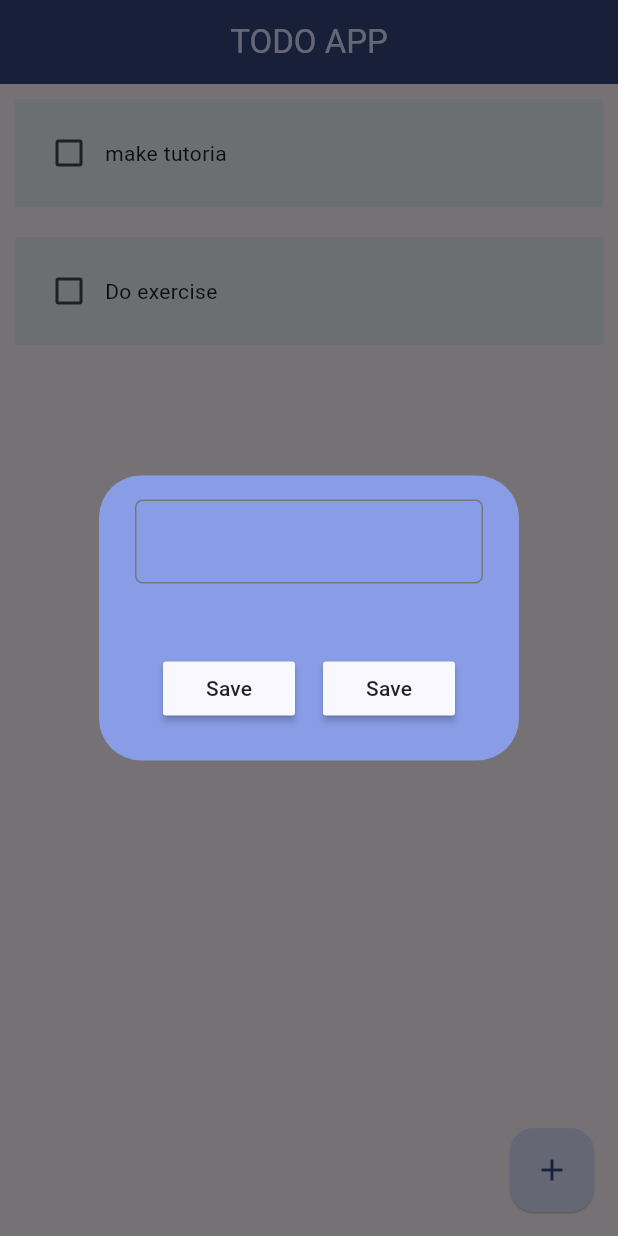
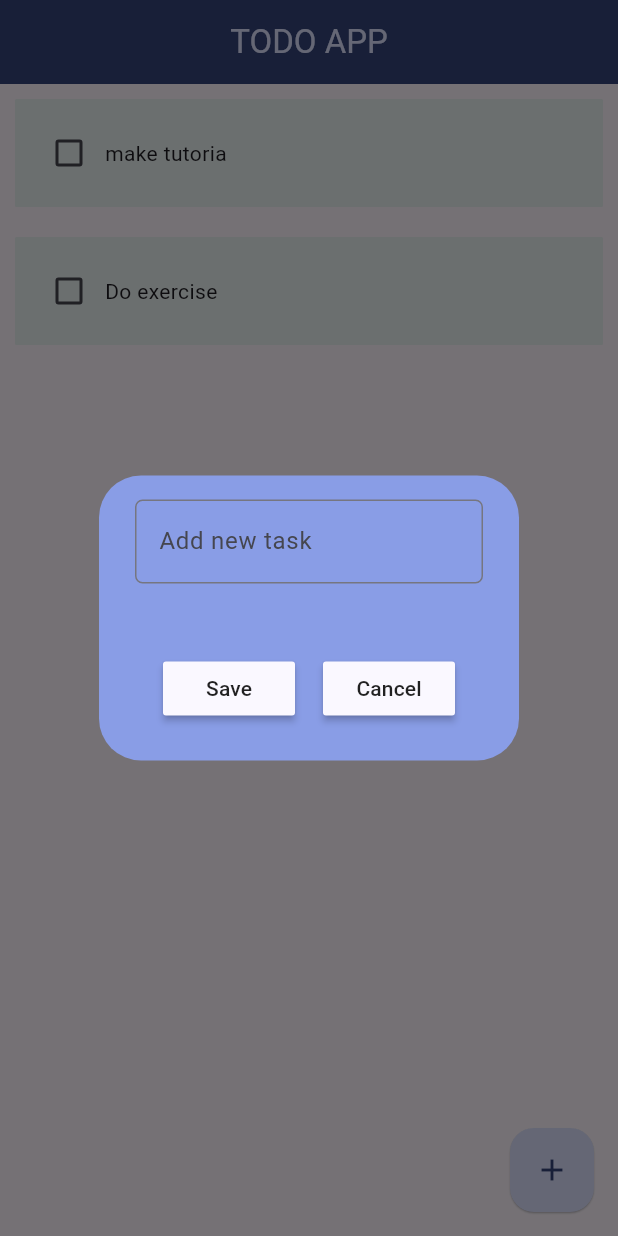
Before and after one commit to Freshblaze/todo_app, a Flutter app: the screen it shows after launch, after a tap on the "add" icon, on a phone screen of 412 x 824 dp. Run offline on Flutter 3.47's test engine with Material 3 defaults, Android fonts, the phone set to English and light mode, and no system bars.

Commit message:
Adding_new task

```diff
--- a/lib/home_page.dart
+++ b/lib/home_page.dart
@@ -22,12 +22,27 @@ class _HomePageState extends State<HomePage> {
     });
   }
 
+  //method for adding to list of task
+  void addTask() {
+    setState(() {
+      toDoList.add([_controller.text, false]);
+      _controller.clear();
+    });
+    Navigator.of(context).pop();
+  }
+
+  final _controller = TextEditingController();
+
   //method to add new tast
   void addtolist() {
     showDialog(
         context: context,
         builder: (context) {
-          return const DialogBox();
+          return DialogBox(
+            controller: _controller,
+            onSave: addTask,
+            onCancel: Navigator.of(context).pop,
+          );
         });
   }
 
--- a/lib/utili/dialog_box.dart
+++ b/lib/utili/dialog_box.dart
@@ -2,7 +2,15 @@ import 'package:flutter/material.dart';
 import 'package:todo_app/utili/my_button.dart';
 
 class DialogBox extends StatelessWidget {
-  const DialogBox({super.key});
+  const DialogBox({
+    required this.onCancel,
+    required this.onSave,
+    required this.controller,
+    super.key,
+  });
+  final TextEditingController controller;
+  final void Function() onSave;
+  final Function() onCancel;
 
   @override
   Widget build(BuildContext context) {
@@ -14,7 +22,9 @@ class DialogBox extends StatelessWidget {
           mainAxisAlignment: MainAxisAlignment.spaceBetween,
           children: [
             TextField(
+              controller: controller,
               decoration: InputDecoration(
+                label: const Text('Add new task'),
                 border: OutlineInputBorder(
                   borderRadius: BorderRadius.circular(5),
                 ),
@@ -27,13 +37,13 @@ class DialogBox extends StatelessWidget {
 
                 //Save_button
                 MyButton(
-                  onPress: () {},
+                  onPress: onSave,
                   text: 'Save',
                 ),
                 //Cancel_button
                 MyButton(
-                  onPress: () {},
-                  text: 'Save',
+                  onPress: onCancel,
+                  text: 'Cancel',
                 )
               ],
             )
--- a/lib/utili/my_button.dart
+++ b/lib/utili/my_button.dart
@@ -9,8 +9,8 @@ class MyButton extends StatelessWidget {
   Widget build(BuildContext context) {
     return MaterialButton(
       onPressed: onPress,
+      color: Theme.of(context).primaryColor,
       child: Text(text),
-      color: Theme.of(context).primaryColor,
     );
   }
 }
--- a/lib/utili/todo_utilis.dart
+++ b/lib/utili/todo_utilis.dart
@@ -1,12 +1,12 @@
 import 'package:flutter/material.dart';
 
 class TodoList extends StatelessWidget {
-  TodoList(
+  const TodoList(
       {required this.taskName,
       required this.chekbox,
       required this.onChanging,
       super.key});
-  Function(bool?)? onChanging;
+  final Function(bool?)? onChanging;
   final bool chekbox;
   final String taskName;
 
```
